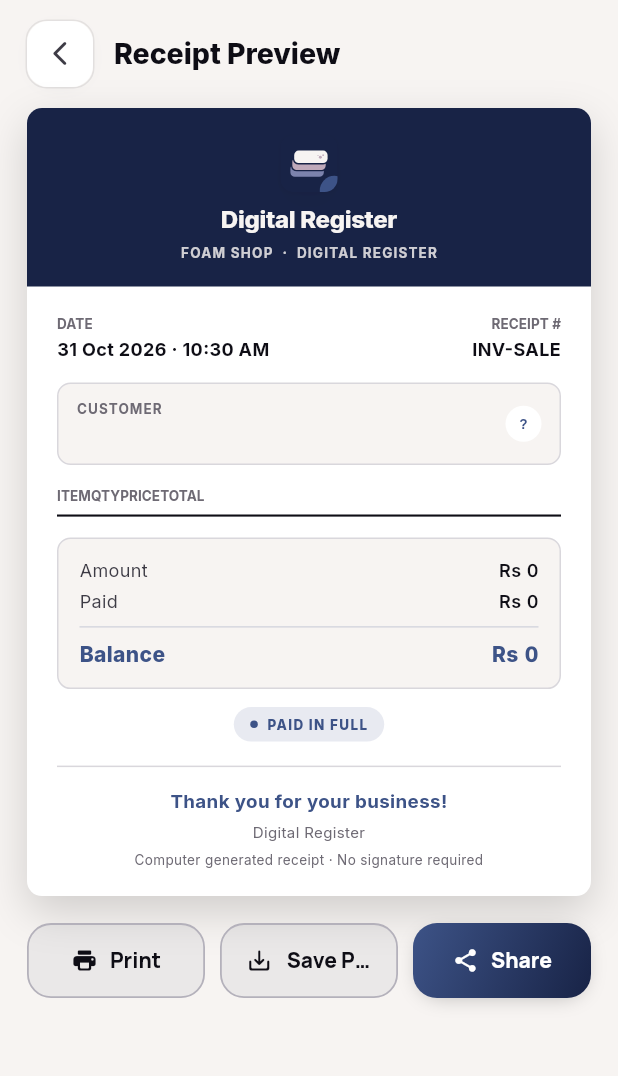
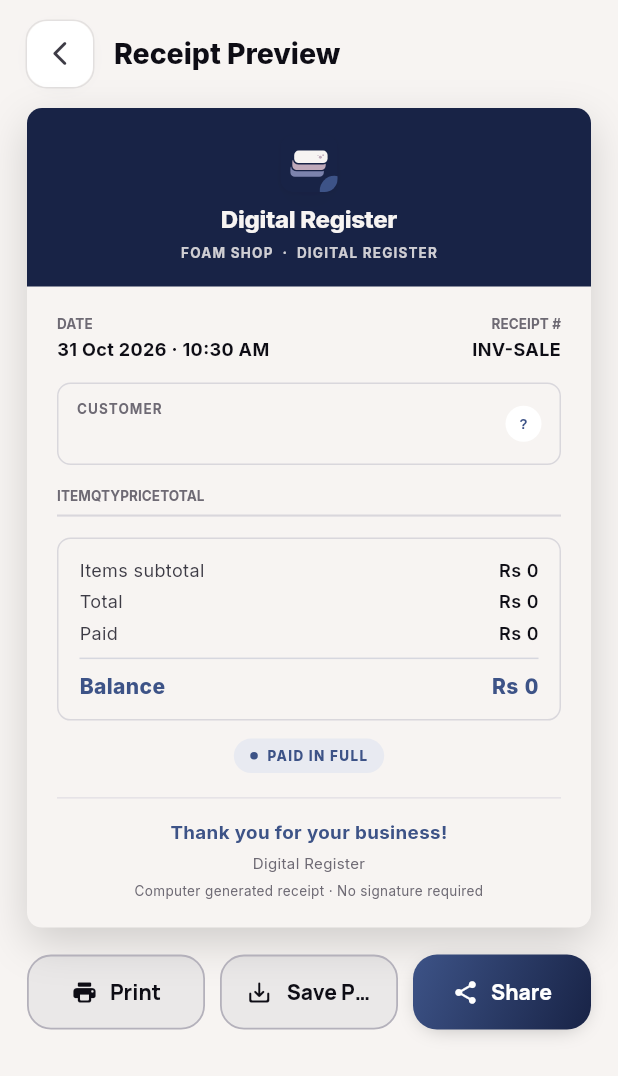
Before and after one commit to tahasync/foam-shop-pos, a Flutter app: the ReceiptPreviewScreen widget shown alone on an empty page, opened directly with empty values, on a phone screen of 412 x 824 dp. Shown: the top 1076 px of the screen. Run offline on Flutter 3.47's test engine with Material 3 defaults, Android fonts, the phone set to English and light mode, and no system bars; our stand-ins replace cloud_firestore, csv, firebase_auth, firebase_core, firebase_crashlytics, fl_chart and 12 more; missing offline and left inert: excel, firebase_performance; accounts and stored records are empty; project files that could hold a hidden picture were left out.

Commit message:
release: Foam Shop v1.5.9

```diff
--- a/lib/screens/billing_screen.dart
+++ b/lib/screens/billing_screen.dart
@@ -5,6 +5,7 @@ import 'package:flutter_riverpod/flutter_riverpod.dart';
 import 'package:intl/intl.dart';
 import 'package:printing/printing.dart';
 import '../models/sale.dart';
+import '../models/product.dart';
 import '../providers/sale_provider.dart';
 import '../providers/product_provider.dart';
 import '../providers/customer_provider.dart';
@@ -19,6 +20,7 @@ import '../utils/animations.dart';
 import '../utils/safe_error_handler.dart';
 import '../widgets/design_system/design_system.dart';
 import '../utils/money.dart';
+import '../utils/currency.dart';
 import '../utils/haptics.dart';
 
 const _filters = ['All', 'Paid', 'Due', 'Void'];
@@ -205,7 +207,6 @@ class _BillingScreenState extends ConsumerState<BillingScreen> {
     final salesAsync = ref.watch(salesStreamProvider);
     final csym = ref.watch(currencySymbolProvider);
     final fmt = NumberFormat('#,##0');
-
     return FullScreenOverlay(
       title: 'Billing / Receipts',
       child: salesAsync.when(
@@ -523,34 +524,15 @@ Future<Uint8List?> _buildPdfBytes(
     final storeName = profile?.shopName ?? 'Digital Register';
     final location = profile?.location ?? '';
     final phone = profile?.phone ?? '';
-    final fmt = NumberFormat('#,##0');
-    final lines = sale.lineItems.map((li) {
-      final prod = products.where((p) => p.id == li.productId).firstOrNull;
-      return ReceiptLine(
-        name: prod?.name ?? li.name ?? li.productId,
-        // Whole numbers lose the trailing ".0" — "1" reads better on a receipt
-        // than "1.0" for a single unit, but a cut area of 12.5 must keep it.
-        qty: li.qtyOrArea == li.qtyOrArea.roundToDouble()
-            ? li.qtyOrArea.toInt().toString()
-            : li.qtyOrArea.toStringAsFixed(1),
-        unitPrice: fmt.format(roundMoney(li.salePrice)),
-        total: fmt.format(roundMoney(li.lineTotal)),
-        // Carried so the receipt can prove its lines add up to its total.
-        totalValue: li.lineTotal,
-      );
-    }).toList();
-    final data = buildReceiptData(
+    final data = _receiptDataForSale(
+      sale: sale,
+      products: products,
       storeName: storeName,
       location: location,
       phone: phone,
       currencyCode: profile?.currency ?? 'PKR',
-      receiptId: _receiptNumber(sale),
+      customerName: customer?.name ?? sale.customerName ?? sale.customerId,
       date: '${sale.date.day}/${sale.date.month}/${sale.date.year}',
-      customerName: customer?.name ?? sale.customerName ?? sale.customerId,
-      items: lines,
-      totalAmount: sale.amount,
-      paidAmount: sale.paid,
-      remainingBalance: sale.balance,
     );
     return await generateReceiptPdf(data);
   } catch (e, st) {
@@ -563,6 +545,88 @@ Future<Uint8List?> _buildPdfBytes(
     }
     return null;
   }
+}
+
+ReceiptData _receiptDataForSale({
+  required Sale sale,
+  required List<Product> products,
+  required String storeName,
+  required String location,
+  required String phone,
+  required String currencyCode,
+  required String customerName,
+  required String date,
+}) {
+  final fmt = NumberFormat('#,##0');
+  final currency = currencySymbolFromCode(currencyCode);
+  String money(double value) => '$currency ${fmt.format(roundMoney(value))}';
+
+  return buildReceiptData(
+    storeName: storeName,
+    location: location,
+    phone: phone,
+    currencyCode: currencyCode,
+    receiptId: _receiptNumber(sale),
+    date: date,
+    customerName: customerName,
+    items: [
+      for (final line in sale.lineItems)
+        ReceiptLine(
+          name: products
+                  .where((product) => product.id == line.productId)
+                  .firstOrNull
+                  ?.name ??
+              line.name ??
+              line.productId,
+          detail: _receiptLineDetail(
+            line,
+            products,
+            currencyCode: currencyCode,
+          ),
+          qty: line.qtyOrArea == line.qtyOrArea.roundToDouble()
+              ? line.qtyOrArea.toInt().toString()
+              : line.qtyOrArea.toStringAsFixed(1),
+          unitPrice: fmt.format(roundMoney(line.salePrice)),
+          total: fmt.format(roundMoney(line.lineTotal)),
+          totalValue: line.lineTotal,
+        ),
+    ],
+    breakdown: [
+      ReceiptTotalLine(
+        label: 'Items subtotal',
+        value: money(sale.lineItems.fold<double>(
+          0,
+          (sum, line) => sum + line.qtyOrArea * line.salePrice,
+        )),
+      ),
+      if (sale.lineItems.any((line) => line.lineDiscountAmount > 0))
+        ReceiptTotalLine(
+          label: 'Item discounts',
+          value: '- ${money(sale.lineItems.fold<double>(
+            0,
+            (sum, line) => sum + line.lineDiscountAmount,
+          ))}',
+        ),
+      if (sale.totalDiscount > 0)
+        ReceiptTotalLine(
+          label: 'Sale discount',
+          value: '- ${money(sale.totalDiscount)}',
+        ),
+      if ((sale.deliveryCharge ?? 0) > 0)
+        ReceiptTotalLine(
+          label: 'Delivery',
+          value: money(sale.deliveryCharge!),
+        ),
+      if ((sale.cuttingCharge ?? 0) > 0)
+        ReceiptTotalLine(
+          label: 'Cutting',
+          value: money(sale.cuttingCharge!),
+        ),
+    ],
+    totalAmount: sale.amount,
+    paidAmount: sale.paid,
+    remainingBalance: sale.balance,
+  );
 }
 
 enum _ReceiptAction { print, save, share, preview, voidSale }
@@ -611,47 +675,24 @@ class ReceiptPreviewScreen extends ConsumerWidget {
 
   @override
   Widget build(BuildContext context, WidgetRef ref) {
-    final fmt = NumberFormat('#,##0');
     final products = ref.watch(productsStreamProvider).asData?.value ?? [];
+    final customers = ref.watch(customersStreamProvider).asData?.value ?? [];
     final profile = ref.watch(shopProfileProvider).asData?.value;
     final storeName = profile?.shopName ?? 'Digital Register';
     final location = profile?.location ?? '';
     final phone = profile?.phone ?? '';
+    final customer =
+        customers.where((c) => c.id == sale.customerId).firstOrNull;
 
-    // The preview renders the same [ReceiptData] the PDF is built from, so the
-    // two cannot drift. Only the date format differs: the screen has room for
-    // "22 Jul 2026 · 6:53 pm", the 80mm roll needs the compact "22/7/2026".
-    final data = buildReceiptData(
+    final data = _receiptDataForSale(
+      sale: sale,
+      products: products,
       storeName: storeName,
-      receiptId: _receiptNumber(sale),
+      customerName: customer?.name ?? sale.customerName ?? sale.customerId,
       date: DateFormat('d MMM y \u00b7 h:mm a').format(sale.date),
-      customerName: sale.customerName ?? sale.customerId,
-      items: [
-        for (final li in sale.lineItems)
-          ReceiptLine(
-            name:
-                products.where((p) => p.id == li.productId).firstOrNull?.name ??
-                    li.name ??
-                    li.productId,
-            // Whole numbers lose the trailing ".0" — "1" reads better on a
-            // receipt than "1.0" for a single unit, but a cut area of 12.5 must
-            // keep it.
-            qty: li.qtyOrArea == li.qtyOrArea.roundToDouble()
-                ? li.qtyOrArea.toInt().toString()
-                : li.qtyOrArea.toStringAsFixed(1),
-            unitPrice: fmt.format(roundMoney(li.salePrice)),
-            total: fmt.format(roundMoney(li.lineTotal)),
-            // Carried so the preview proves its lines add up to its total, the
-            // same way the printed and shared receipt does.
-            totalValue: li.lineTotal,
-          ),
-      ],
-      totalAmount: sale.amount,
-      paidAmount: sale.paid,
-      remainingBalance: sale.balance,
+      currencyCode: profile?.currency ?? 'PKR',
       location: location,
       phone: phone,
-      currencyCode: profile?.currency ?? 'PKR',
     );
 
     return FullScreenOverlay(
@@ -730,14 +771,15 @@ class _ReceiptPaper extends StatelessWidget {
 
   @override
   Widget build(BuildContext context) {
-    final cs = Theme.of(context).colorScheme;
-    final ac = AppColors.of(context);
     final tnum = const [FontFeature.tabularFigures()];
     final d = data;
 
     return Container(
       decoration: BoxDecoration(
-        color: cs.surfaceContainerLowest,
+        // A receipt is printed on light paper in both app themes. Keep its
+        // preview palette independent from the dark page behind it; otherwise
+        // theme text tokens become white while this paper stays pale.
+        color: _ReceiptPreviewColors.paper,
         borderRadius: BorderRadius.circular(10),
         boxShadow: [
           BoxShadow(
@@ -774,8 +816,13 @@ class _ReceiptPaper extends StatelessWidget {
                 ),
                 if (d.metaLine.isNotEmpty) ...[
                   const SizedBox(height: 10),
-                  Text(d.metaLine,
-                      style: TextStyle(fontSize: 10.5, color: ac.inkFaint)),
+                  Text(
+                    d.metaLine,
+                    style: const TextStyle(
+                      fontSize: 10.5,
+                      color: _ReceiptPreviewColors.inkFaint,
+                    ),
+                  ),
                 ],
                 const SizedBox(height: 14),
                 _ReceiptCustomerCard(name: d.customerName),
@@ -783,6 +830,7 @@ class _ReceiptPaper extends StatelessWidget {
                 _ItemTable(items: d.items, tnum: tnum),
                 const SizedBox(height: 14),
                 _TotalsCard(
+                  breakdown: d.breakdown,
                   total: d.total,
                   paid: d.paid,
                   isDue: d.isDue,
@@ -794,7 +842,7 @@ class _ReceiptPaper extends StatelessWidget {
                 const SizedBox(height: 12),
                 _StatusBadge(isDue: d.isDue),
                 const SizedBox(height: 16),
-                Container(height: 1, color: ac.outline),
+                Container(height: 1, color: _ReceiptPreviewColors.line),
                 const SizedBox(height: 14),
                 Text(
                   'Thank you for your business!',
@@ -802,7 +850,7 @@ class _ReceiptPaper extends StatelessWidget {
                   style: TextStyle(
                     fontSize: 12.5,
                     fontWeight: FontWeight.w700,
-                    color: ac.saleFg,
+                    color: _ReceiptPreviewColors.brand,
                   ),
                 ),
                 if (d.footer.isNotEmpty) ...[
@@ -810,14 +858,20 @@ class _ReceiptPaper extends StatelessWidget {
                   Text(
                     d.footer,
                     textAlign: TextAlign.center,
-                    style: TextStyle(fontSize: 10, color: ac.inkFaint),
+                    style: const TextStyle(
+                      fontSize: 10,
+                      color: _ReceiptPreviewColors.inkFaint,
+                    ),
                   ),
                 ],
                 const SizedBox(height: 5),
                 Text(
                   'Computer generated receipt · No signature required',
                   textAlign: TextAlign.center,
-                  style: TextStyle(fontSize: 9, color: ac.inkFaint),
+                  style: const TextStyle(
+                    fontSize: 9,
+                    color: _ReceiptPreviewColors.inkFaint,
+                  ),
                 ),
               ],
             ),
@@ -826,6 +880,46 @@ class _ReceiptPaper extends StatelessWidget {
       ),
     );
   }
+}
+
+/// Fixed ink-on-paper colours for the on-screen receipt, matching the PDF
+/// palette regardless of the app theme around it.
+class _ReceiptPreviewColors {
+  static const paper = Color(BrandPalette.foamWhite);
+  static const ink = Color(BrandPalette.deepInk);
+  static const inkSoft = Color(BrandPalette.documentInkSoft);
+  static const inkFaint = Color(BrandPalette.documentInkFaint);
+  static const brand = Color(BrandPalette.slateBlue);
+  static const line = Color(BrandPalette.documentLine);
+  static const outline = Color(BrandPalette.documentOutline);
+  static const rowTint = Color(BrandPalette.paidTint);
+}
+
+String _receiptLineDetail(
+  SaleLineItem line,
+  List<Product> products, {
+  required String currencyCode,
+}) {
+  final product = products.where((p) => p.id == line.productId).firstOrNull;
+  final details = <String>[];
+  final length = line.customLength ?? product?.sizeLength;
+  final width = line.customWidth ?? product?.sizeWidth;
+  String dimension(double value) => value == value.roundToDouble()
+      ? value.toInt().toString()
+      : value.toStringAsFixed(1);
+  if (length != null && width != null && length > 0 && width > 0) {
+    details.add('${dimension(length)} × ${dimension(width)} in');
+  }
+  if ((product?.thickness ?? 0) > 0) {
+    details.add('${dimension(product!.thickness)} in thick');
+  }
+  if (product != null) details.add(product.unitLabel);
+  if (line.lineDiscountAmount > 0) {
+    details.add(
+      'Discount ${currencySymbolFromCode(currencyCode)} ${NumberFormat('#,##0').format(roundMoney(line.lineDiscountAmount))}',
+    );
+  }
+  return details.join(' · ');
 }
 
 /// Solid Deep Navy brand header shared with the printable receipt.
@@ -877,14 +971,13 @@ class _ReceiptCustomerCard extends StatelessWidget {
 
   @override
   Widget build(BuildContext context) {
-    final ac = AppColors.of(context);
     final initial = name.trim().isEmpty ? '?' : name.trim()[0].toUpperCase();
     return Container(
       padding: const EdgeInsets.symmetric(horizontal: 12, vertical: 10),
       decoration: BoxDecoration(
         color: Color(BrandPalette.foamWhite),
         borderRadius: BorderRadius.circular(9),
-        border: Border.all(color: ac.outline),
+        border: Border.all(color: _ReceiptPreviewColors.outline),
       ),
       child: Row(
         children: [
@@ -897,7 +990,7 @@ class _ReceiptCustomerCard extends StatelessWidget {
                         fontSize: 9,
                         fontWeight: FontWeight.w700,
                         letterSpacing: 0.7,
-                        color: ac.inkFaint)),
+                        color: _ReceiptPreviewColors.inkFaint)),
                 const SizedBox(height: 3),
                 Text(name,
                     maxLines: 1,
@@ -905,7 +998,7 @@ class _ReceiptCustomerCard extends StatelessWidget {
                     style: TextStyle(
                         fontSize: 12,
                         fontWeight: FontWeight.w700,
-                        color: ac.ink)),
+                        color: _ReceiptPreviewColors.ink)),
               ],
             ),
           ),
@@ -938,8 +1031,6 @@ class _MetaCell extends StatelessWidget {
 
   @override
   Widget build(BuildContext context) {
-    final cs = Theme.of(context).colorScheme;
-    final ac = AppColors.of(context);
     return Column(
       crossAxisAlignment:
           alignEnd ? CrossAxisAlignment.end : CrossAxisAlignment.start,
@@ -950,7 +1041,7 @@ class _MetaCell extends StatelessWidget {
             fontSize: 9,
             fontWeight: FontWeight.w700,
             letterSpacing: 0.06,
-            color: ac.inkFaint,
+            color: _ReceiptPreviewColors.inkFaint,
           ),
         ),
         const SizedBox(height: 2),
@@ -962,7 +1053,7 @@ class _MetaCell extends StatelessWidget {
           style: TextStyle(
             fontSize: 12,
             fontWeight: FontWeight.w700,
-            color: cs.onSurface,
+            color: _ReceiptPreviewColors.ink,
           ),
         ),
       ],
@@ -980,8 +1071,8 @@ class _ItemTable extends StatelessWidget {
 
   @override
   Widget build(BuildContext context) {
-    final cs = Theme.of(context).colorScheme;
-    final ac = AppColors.of(context);
+    final ink = _ReceiptPreviewColors.ink;
+    final inkSoft = _ReceiptPreviewColors.inkSoft;
 
     Widget th(String label, {bool left = false}) => Expanded(
           flex: 0,
@@ -992,7 +1083,7 @@ class _ItemTable extends StatelessWidget {
               fontSize: 9,
               fontWeight: FontWeight.w700,
               letterSpacing: 0.05,
-              color: ac.inkFaint,
+              color: _ReceiptPreviewColors.inkFaint,
             ),
           ),
         );
@@ -1009,25 +1100,44 @@ class _ItemTable extends StatelessWidget {
           ],
         ),
         const SizedBox(height: 6),
-        Container(height: 1.4, color: cs.onSurface),
+        Container(height: 1.4, color: _ReceiptPreviewColors.outline),
         for (final (index, item) in items.indexed) ...[
           Container(
-            color: index.isOdd ? const Color(BrandPalette.paidTint) : null,
+            color: index.isOdd ? _ReceiptPreviewColors.rowTint : null,
             padding: const EdgeInsets.symmetric(vertical: 7),
             child: Row(
               crossAxisAlignment: CrossAxisAlignment.start,
               children: [
                 Expanded(
                   flex: 32,
-                  child: Text(
+                  child: Column(
+                    crossAxisAlignment: CrossAxisAlignment.start,
+                    mainAxisSize: MainAxisSize.min,
+                    children: [
+                      Text(
                         item.name,
-                    maxLines: 2,
+                        maxLines: 3,
                         overflow: TextOverflow.ellipsis,
                         style: TextStyle(
                           fontSize: 12,
                           fontWeight: FontWeight.w700,
-                      color: cs.onSurface,
+                          color: ink,
                         ),
+                      ),
+                      if (item.detail.isNotEmpty) ...[
+                        const SizedBox(height: 2),
+                        Text(
+                          item.detail,
+                          maxLines: 2,
+                          overflow: TextOverflow.ellipsis,
+                          style: const TextStyle(
+                            fontSize: 9,
+                            height: 1.2,
+                            color: _ReceiptPreviewColors.inkFaint,
+                          ),
+                        ),
+                      ],
+                    ],
                   ),
                 ),
                 Expanded(
@@ -1036,7 +1146,7 @@ class _ItemTable extends StatelessWidget {
                     item.qty,
                     textAlign: TextAlign.right,
                     style: TextStyle(
-                        fontSize: 11.5, color: ac.inkSoft, fontFeatures: tnum),
+                        fontSize: 11.5, color: inkSoft, fontFeatures: tnum),
                   ),
                 ),
                 Expanded(
@@ -1045,7 +1155,7 @@ class _ItemTable extends StatelessWidget {
                     item.unitPrice,
                     textAlign: TextAlign.right,
                     style: TextStyle(
-                        fontSize: 11.5, color: ac.inkSoft, fontFeatures: tnum),
+                        fontSize: 11.5, color: inkSoft, fontFeatures: tnum),
                   ),
                 ),
                 Expanded(
@@ -1056,7 +1166,7 @@ class _ItemTable extends StatelessWidget {
                     style: TextStyle(
                       fontSize: 11.5,
                       fontWeight: FontWeight.w700,
-                      color: cs.onSurface,
+                      color: ink,
                       fontFeatures: tnum,
                     ),
                   ),
@@ -1064,7 +1174,7 @@ class _ItemTable extends StatelessWidget {
               ],
             ),
           ),
-          Container(height: 1, color: ac.outline),
+          Container(height: 1, color: _ReceiptPreviewColors.line),
         ],
       ],
     );
@@ -1074,6 +1184,7 @@ class _ItemTable extends StatelessWidget {
 /// The tinted totals card. Separated from the item table so the figures the
 /// customer actually cares about read as one block.
 class _TotalsCard extends StatelessWidget {
+  final List<ReceiptTotalLine> breakdown;
   final String total;
   final String paid;
   final bool isDue;
@@ -1085,6 +1196,7 @@ class _TotalsCard extends StatelessWidget {
   final List<FontFeature> tnum;
 
   const _TotalsCard({
+    this.breakdown = const [],
     required this.total,
     required this.paid,
     required this.isDue,
@@ -1100,19 +1212,23 @@ class _TotalsCard extends StatelessWidget {
 
   @override
   Widget build(BuildContext context) {
-    final cs = Theme.of(context).colorScheme;
-    final ac = AppColors.of(context);
+    final ink = _ReceiptPreviewColors.ink;
+    final inkSoft = _ReceiptPreviewColors.inkSoft;
+    final brand = _ReceiptPreviewColors.brand;
 
     Widget row(String label, String value) => Row(
           mainAxisAlignment: MainAxisAlignment.spaceBetween,
           children: [
-            Text(label, style: TextStyle(fontSize: 12, color: ac.inkSoft)),
+            Text(
+              label,
+              style: TextStyle(fontSize: 12, color: inkSoft),
+            ),
             Text(
               value,
               style: TextStyle(
                 fontSize: 12,
                 fontWeight: FontWeight.w600,
-                color: cs.onSurface,
+                color: ink,
                 fontFeatures: tnum,
               ),
             ),
@@ -1122,13 +1238,17 @@ class _TotalsCard extends StatelessWidget {
     return Container(
       padding: const EdgeInsets.symmetric(horizontal: 14, vertical: 12),
       decoration: BoxDecoration(
-        color: Color(BrandPalette.foamWhite),
+        color: _ReceiptPreviewColors.paper,
         borderRadius: BorderRadius.circular(9),
-        border: Border.all(color: ac.outline),
+        border: Border.all(color: _ReceiptPreviewColors.outline),
       ),
       child: Column(
         children: [
-          row('Amount', total),
+          for (final line in breakdown) ...[
+            row(line.label, line.value),
+            const SizedBox(height: 4),
+          ],
+          row('Total', total),
           if (roundingLabel.isNotEmpty) ...[
             const SizedBox(height: 4),
             row('Rounding adjustment', roundingLabel),
@@ -1138,7 +1258,7 @@ class _TotalsCard extends StatelessWidget {
           const SizedBox(height: 8),
           Container(
             height: 1,
-            color: ac.saleFg.withValues(alpha: 0.18),
+            color: brand.withValues(alpha: 0.18),
           ),
           const SizedBox(height: 8),
           Row(
@@ -1154,7 +1274,7 @@ class _TotalsCard extends StatelessWidget {
                 style: TextStyle(
                   fontSize: 14,
                   fontWeight: FontWeight.w800,
-                  color: ac.saleFg,
+                  color: brand,
                 ),
               ),
               Text(
@@ -1162,7 +1282,7 @@ class _TotalsCard extends StatelessWidget {
                 style: TextStyle(
                   fontSize: 14,
                   fontWeight: FontWeight.w800,
-                  color: ac.saleFg,
+                  color: brand,
                   fontFeatures: tnum,
                 ),
               ),
--- a/lib/utils/brand.dart
+++ b/lib/utils/brand.dart
@@ -21,6 +21,14 @@ class BrandPalette {
   static const int periwinkle = 0xFF7C83AD;
   static const int dustyMauve = 0xFFBFA9BA;
   static const int foamWhite = 0xFFF7F4F2;
+  // Exported documents always declare their own paper and ink. These tokens
+  // prevent PDF viewers in dark mode from showing black text over a transparent
+  // page, and keep the preview, PDF, and workbook palettes aligned.
+  static const int documentWhite = 0xFFFFFFFF;
+  static const int documentInkSoft = 0xFF3D3B45;
+  static const int documentInkFaint = 0xFF6E6A74;
+  static const int documentLine = 0xFFE4E1E6;
+  static const int documentOutline = 0xFFD9D7DC;
 
   // Low-ink status tints, derived only from the brand tokens above.
   static const int paidTint = 0xFFE8EAF1;
--- a/pubspec.yaml
+++ b/pubspec.yaml
@@ -1,7 +1,7 @@
 name: foam_shop_register
 description: "Foam Shop - Digital Register"
 publish_to: 'none'
-version: 1.5.8+11
+version: 1.5.9+12
 
 environment:
   sdk: ">=3.4.0 <4.0.0"
```
Also changed, not shown: lib/services/export_service.dart (+17 -6 lines), lib/services/receipt_pdf.dart (+89 -17 lines), 4 other files. Lines whose indentation alone changed are shown as unchanged.
